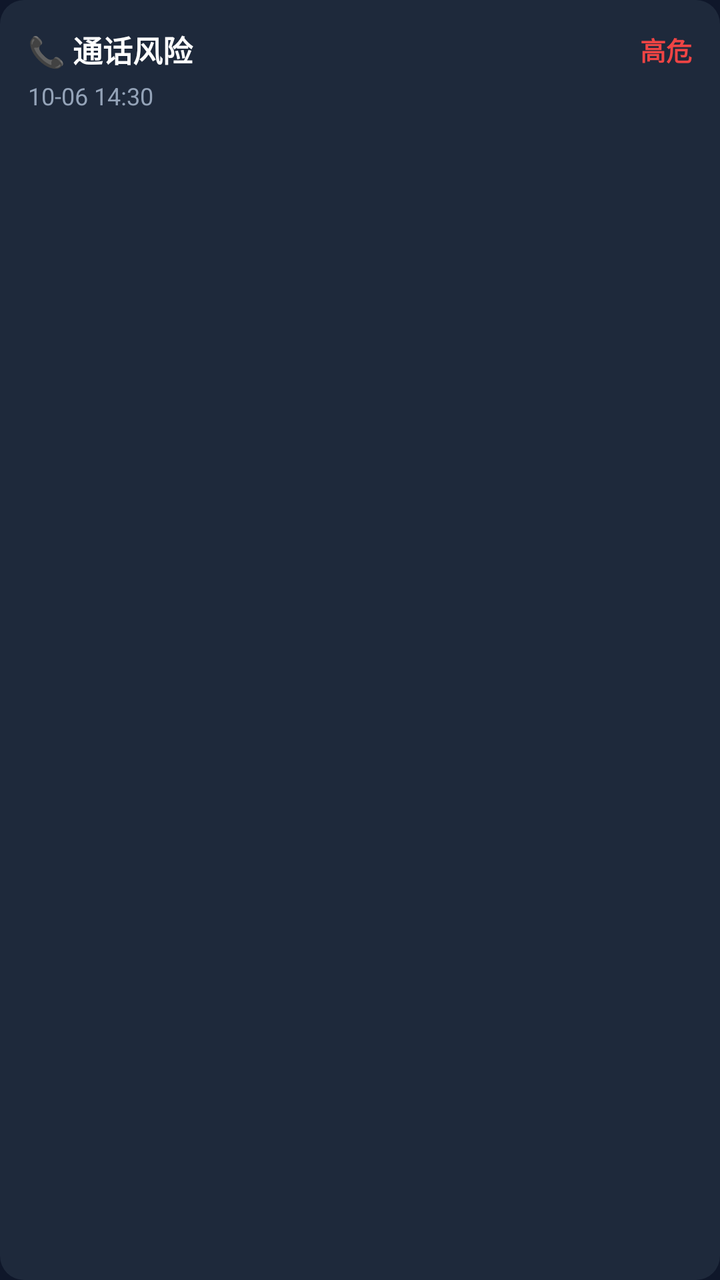
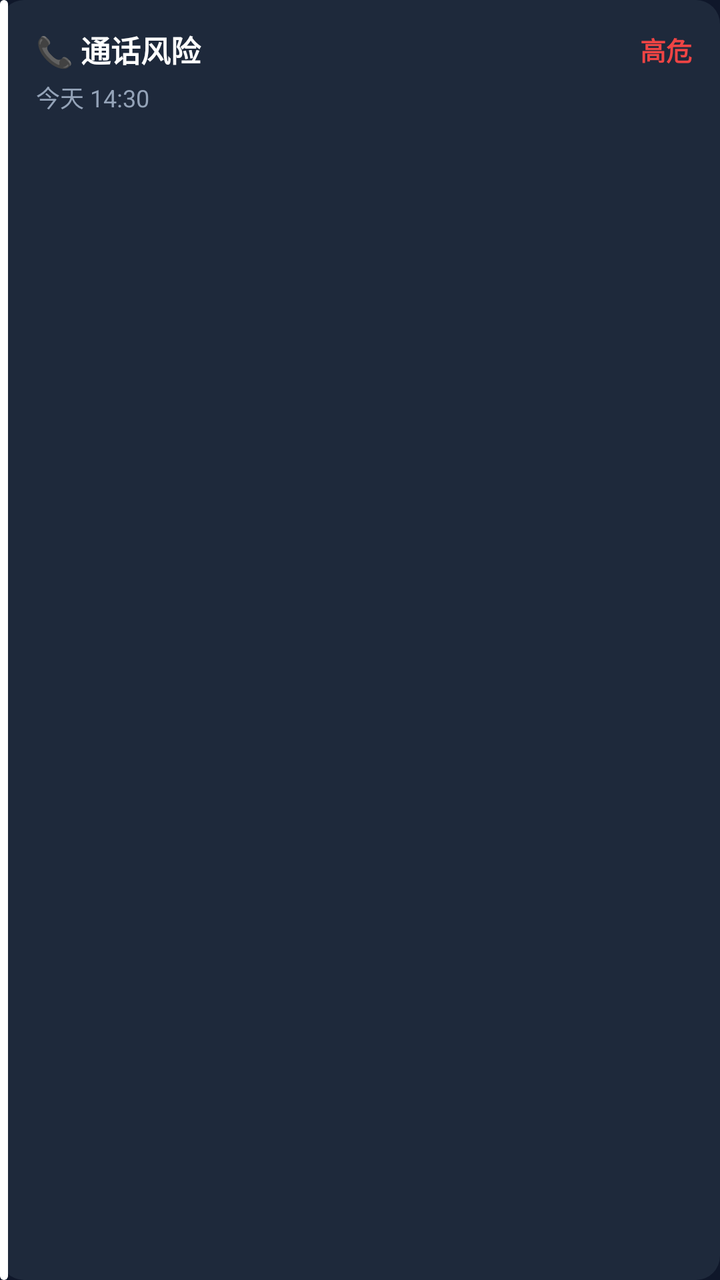

Before-and-after screenshots of an Android layout around one commit, followed by the original layout XML and the change that was made.
<!-- AndroidManifest.xml: application theme Theme.AntiFraudGuard -->
<!-- res/layout/item_family_event.xml -->
<?xml version="1.0" encoding="utf-8"?>
<LinearLayout xmlns:android="http://schemas.android.com/apk/res/android"
    android:layout_width="match_parent"
    android:layout_height="wrap_content"
    android:background="@drawable/bg_card"
    android:orientation="vertical"
    android:padding="14dp">

    <LinearLayout
        android:layout_width="match_parent"
        android:layout_height="wrap_content"
        android:gravity="center_vertical"
        android:orientation="horizontal">

        <TextView
            android:id="@+id/tv_event_type"
            android:layout_width="0dp"
            android:layout_height="wrap_content"
            android:layout_weight="1"
            android:text="📞 通话风险"
            android:textColor="?attr/appText"
            android:textSize="15sp"
            android:textStyle="bold" />

        <TextView
            android:id="@+id/tv_event_severity"
            android:layout_width="wrap_content"
            android:layout_height="wrap_content"
            android:text="高危"
            android:textColor="#EF4444"
            android:textSize="13sp"
            android:textStyle="bold" />
    </LinearLayout>

    <TextView
        android:id="@+id/tv_event_time"
        android:layout_width="wrap_content"
        android:layout_height="wrap_content"
        android:layout_marginTop="4dp"
        android:text="10-06 14:30"
        android:textColor="?attr/appTextDim"
        android:textSize="12sp" />

    <TextView
        android:id="@+id/tv_event_details"
        android:layout_width="match_parent"
        android:layout_height="wrap_content"
        android:layout_marginTop="6dp"
        android:ellipsize="end"
        android:maxLines="3"
        android:textColor="?attr/appText"
        android:textSize="13sp" />

</LinearLayout>
<!-- resources referenced by this layout -->
<resources>
  <!-- drawable bg_card (drawable) -->
  <?xml version="1.0" encoding="utf-8"?>
  <shape xmlns:android="http://schemas.android.com/apk/res/android" android:shape="rectangle">
      <solid android:color="?attr/appCard" />
      <corners android:radius="12dp" />
  </shape>
  <style name="Theme.AntiFraudGuard" parent="Theme.MaterialComponents.NoActionBar">
          
          <item name="colorPrimary">@color/blue_500</item>
          <item name="colorPrimaryVariant">@color/blue_700</item>
          <item name="colorOnPrimary">@color/white</item>
          
          <item name="colorSecondary">@color/emerald_500</item>
          <item name="colorSecondaryVariant">@color/emerald_700</item>
          <item name="colorOnSecondary">@color/white</item>
  
          <item name="appBg">#0F172A</item>
          <item name="appCard">#1E293B</item>
          <item name="appCardAlt">#26314A</item>
          <item name="appText">#FFFFFF</item>
          <item name="appTextDim">#94A3B8</item>
          <item name="appDivider">#334155</item>
          <item name="appInputBg">#26314A</item>
          <item name="appInputText">#FFFFFF</item>
  
          
          <item name="android:statusBarColor">#0F172A</item>
          <item name="android:windowBackground">#0F172A</item>
          <item name="android:navigationBarColor">#0F172A</item>
      </style>
  <color name="blue_500">#3B82F6</color>
  <color name="blue_700">#1D4ED8</color>
  <color name="white">#FFFFFFFF</color>
  <color name="emerald_500">#10B981</color>
  <color name="emerald_700">#047857</color>
</resources>

<!-- the commit's change to res/layout/item_family_event.xml (unified diff, before → after) -->
@@ -1,54 +1,67 @@
 <?xml version="1.0" encoding="utf-8"?>
 <LinearLayout xmlns:android="http://schemas.android.com/apk/res/android"
+    android:id="@+id/ll_event_card"
     android:layout_width="match_parent"
     android:layout_height="wrap_content"
     android:background="@drawable/bg_card"
-    android:orientation="vertical"
-    android:padding="14dp">
+    android:orientation="horizontal">
+
+    
+    <View
+        android:id="@+id/v_sev_bar"
+        android:layout_width="4dp"
+        android:layout_height="match_parent"
+        android:background="@drawable/bg_sev_bar" />
 
     <LinearLayout
         android:layout_width="match_parent"
         android:layout_height="wrap_content"
-        android:gravity="center_vertical"
-        android:orientation="horizontal">
+        android:orientation="vertical"
+        android:padding="14dp">
+
+        <LinearLayout
+            android:layout_width="match_parent"
+            android:layout_height="wrap_content"
+            android:gravity="center_vertical"
+            android:orientation="horizontal">
+
+            <TextView
+                android:id="@+id/tv_event_type"
+                android:layout_width="0dp"
+                android:layout_height="wrap_content"
+                android:layout_weight="1"
+                android:text="📞 通话风险"
+                android:textColor="?attr/appText"
+                android:textSize="15sp"
+                android:textStyle="bold" />
+
+            <TextView
+                android:id="@+id/tv_event_severity"
+                android:layout_width="wrap_content"
+                android:layout_height="wrap_content"
+                android:text="高危"
+                android:textColor="#EF4444"
+                android:textSize="13sp"
+                android:textStyle="bold" />
+        </LinearLayout>
 
         <TextView
-            android:id="@+id/tv_event_type"
-            android:layout_width="0dp"
+            android:id="@+id/tv_event_time"
+            android:layout_width="wrap_content"
             android:layout_height="wrap_content"
-            android:layout_weight="1"
-            android:text="📞 通话风险"
-            android:textColor="?attr/appText"
-            android:textSize="15sp"
-            android:textStyle="bold" />
+            android:layout_marginTop="4dp"
+            android:text="今天 14:30"
+            android:textColor="?attr/appTextDim"
+            android:textSize="12sp" />
 
         <TextView
-            android:id="@+id/tv_event_severity"
-            android:layout_width="wrap_content"
+            android:id="@+id/tv_event_details"
+            android:layout_width="match_parent"
             android:layout_height="wrap_content"
-            android:text="高危"
-            android:textColor="#EF4444"
-            android:textSize="13sp"
-            android:textStyle="bold" />
+            android:layout_marginTop="6dp"
+            android:ellipsize="end"
+            android:maxLines="3"
+            android:textColor="?attr/appText"
+            android:textSize="13sp" />
     </LinearLayout>
-
-    <TextView
-        android:id="@+id/tv_event_time"
-        android:layout_width="wrap_content"
-        android:layout_height="wrap_content"
-        android:layout_marginTop="4dp"
-        android:text="10-06 14:30"
-        android:textColor="?attr/appTextDim"
-        android:textSize="12sp" />
-
-    <TextView
-        android:id="@+id/tv_event_details"
-        android:layout_width="match_parent"
-        android:layout_height="wrap_content"
-        android:layout_marginTop="6dp"
-        android:ellipsize="end"
-        android:maxLines="3"
-        android:textColor="?attr/appText"
-        android:textSize="13sp" />
-
 </LinearLayout>
<!-- resource entries referenced after the edit -->
@@ -5,6 +5,12 @@
   <shape xmlns:android="http://schemas.android.com/apk/res/android" android:shape="rectangle">
       <solid android:color="?attr/appCard" />
       <corners android:radius="12dp" />
+  </shape>
+  <!-- drawable bg_sev_bar (drawable) -->
+  <?xml version="1.0" encoding="utf-8"?>
+  <shape xmlns:android="http://schemas.android.com/apk/res/android" android:shape="rectangle">
+      <solid android:color="#FFFFFF" />
+      <corners android:radius="2dp" />
   </shape>
   <style name="Theme.AntiFraudGuard" parent="Theme.MaterialComponents.NoActionBar">
           
@@ -26,6 +32,14 @@
           <item name="appInputText">#FFFFFF</item>
   
           
+          <item name="appDangerBgSoft">#3F1A1E</item>
+          <item name="appWarnBgSoft">#3A2E12</item>
+          <item name="appWarnTextStrong">#FCD34D</item>
+          <item name="appWarnTextDim">#D4B36A</item>
+          <item name="appDangerTextStrong">#FCA5A5</item>
+          <item name="appDangerTextDim">#DCA9A9</item>
+  
+          
           <item name="android:statusBarColor">#0F172A</item>
           <item name="android:windowBackground">#0F172A</item>
           <item name="android:navigationBarColor">#0F172A</item>
